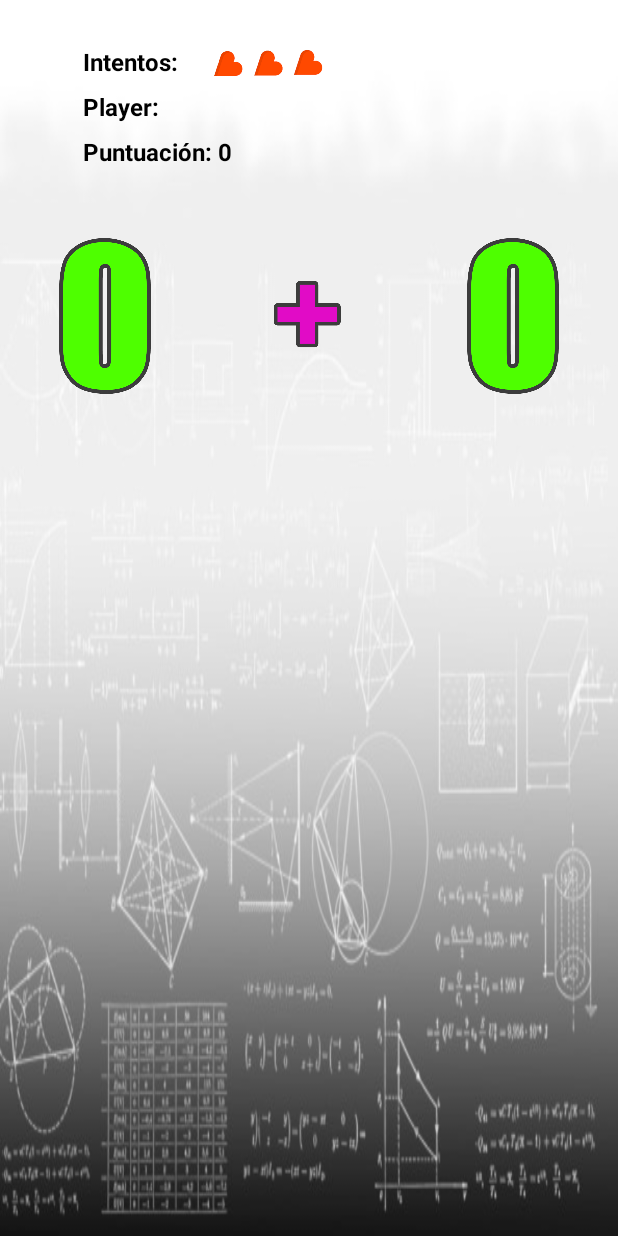
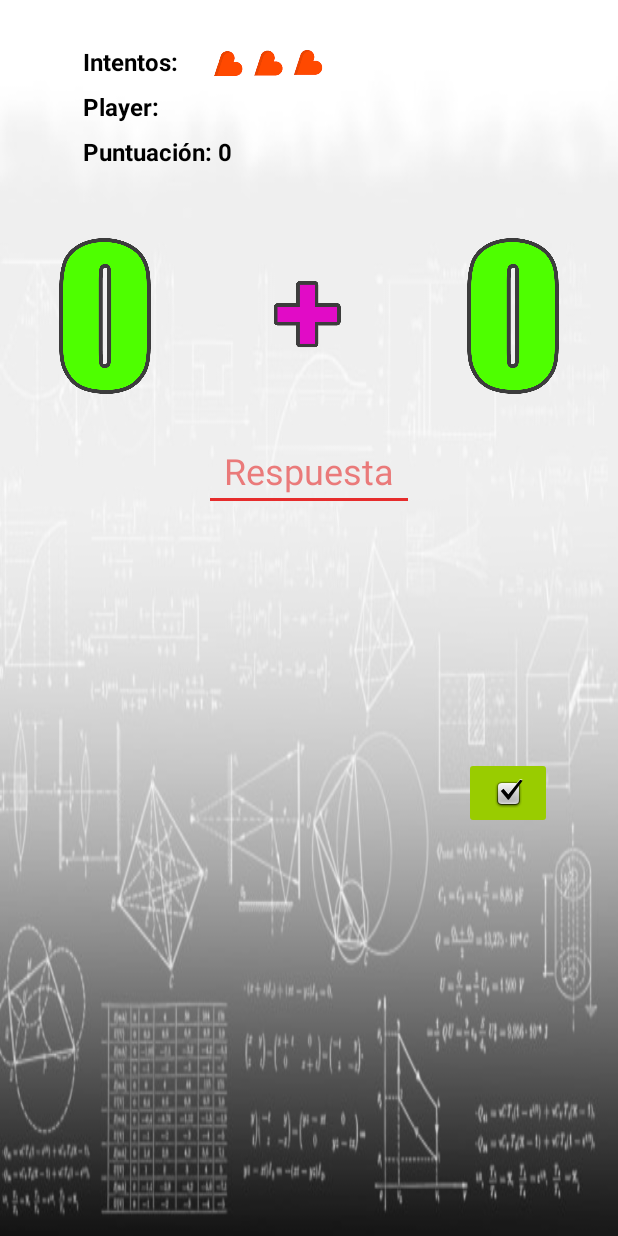
Before and after one commit to SrPampa/JuegoSumasAndroid, an Android app: the layout activity_niveles.xml on its own in the app's theme, with its tools: preview values and no code run, on a phone screen of 412 x 824 dp. Run offline under Robolectric (Android 15) with nearby library versions, the phone set to English and light mode, and no system bars.

Commit message:
añadido conecxión entre nivel uno y su layout (modificados colores de text)

```diff
--- a/app/src/main/AndroidManifest.xml
+++ b/app/src/main/AndroidManifest.xml
@@ -13,7 +13,7 @@
         android:theme="@style/Theme.Sums"
         tools:targetApi="31">
         <activity
-            android:name=".Niveles"
+            android:name=".Nivel1"
             android:exported="false">
             <meta-data
                 android:name="android.app.lib_name"
--- a/app/src/main/java/com/example/sums/MainActivity.java
+++ b/app/src/main/java/com/example/sums/MainActivity.java
@@ -84,7 +84,7 @@ public class MainActivity extends AppCompatActivity {
 
         if (!nombre.equals("")) {
 
-            Intent intent = new Intent(this, Niveles.class);
+            Intent intent = new Intent(this, Nivel1.class);
             intent.putExtra("player", nombre);
             startActivity(intent);
             finish();
--- a/app/src/main/res/layout/activity_niveles.xml
+++ b/app/src/main/res/layout/activity_niveles.xml
@@ -5,7 +5,8 @@
     android:layout_width="match_parent"
     android:layout_height="match_parent"
     android:background="@drawable/fondoniveles"
-    tools:context=".Niveles">
+    android:foregroundTint="#00FFFFFF"
+    tools:context=".Nivel1">
 
     <TextView
         android:id="@+id/textView_intentos"
@@ -15,7 +16,7 @@
         android:layout_alignParentTop="true"
         android:layout_marginStart="55dp"
         android:layout_marginTop="30dp"
-        android:text="Intentos:"
+        android:text="@string/intentos"
         android:textColor="@color/black"
         android:textSize="16sp"
         android:textStyle="bold" />
@@ -28,7 +29,7 @@
         android:layout_alignParentTop="true"
         android:layout_marginStart="55dp"
         android:layout_marginTop="60dp"
-        android:text="Player:"
+        android:text="@string/player"
         android:textColor="@color/black"
         android:textSize="16sp"
         android:textStyle="bold" />
@@ -41,7 +42,7 @@
         android:layout_alignParentTop="true"
         android:layout_marginStart="55dp"
         android:layout_marginTop="90dp"
-        android:text="Puntuación: 0"
+        android:text="@string/puntuaci_n_0"
         android:textColor="@color/black"
         android:textSize="16sp"
         android:textStyle="bold" />
@@ -54,6 +55,7 @@
         android:layout_marginStart="17dp"
         android:layout_marginTop="24dp"
         android:layout_toEndOf="@+id/textView_intentos"
+        android:contentDescription="@string/intentos_restantes"
         app:srcCompat="@drawable/tresvidas" />
 
     <ImageView
@@ -64,6 +66,7 @@
         android:layout_alignParentTop="true"
         android:layout_marginStart="10dp"
         android:layout_marginTop="150dp"
+        android:contentDescription="@string/numero1"
         app:srcCompat="@drawable/cero" />
 
     <ImageView
@@ -74,6 +77,7 @@
         android:layout_alignParentEnd="true"
         android:layout_marginTop="150dp"
         android:layout_marginEnd="10dp"
+        android:contentDescription="@string/numero2"
         app:srcCompat="@drawable/cero" />
 
     <ImageView
@@ -86,5 +90,43 @@
         android:layout_marginEnd="16dp"
         android:layout_toStartOf="@+id/imageView_num2"
         android:layout_toEndOf="@+id/imageView_num1"
+        android:contentDescription="@string/signo_matematico"
         app:srcCompat="@drawable/suma" />
+
+    <EditText
+        android:id="@+id/editTextNumber"
+        android:layout_width="140dp"
+        android:layout_height="wrap_content"
+        android:layout_below="@+id/imageView_signo"
+        android:layout_centerHorizontal="true"
+        android:layout_marginTop="16dp"
+        android:autofillHints=""
+        android:backgroundTint="#FDE62B2B"
+        android:ems="10"
+        android:hint="@string/respuesta"
+        android:inputType="number"
+        android:minHeight="48dp"
+        android:textAlignment="center"
+        android:textColor="#00BCD4"
+        android:textColorHint="#99E62B2B"
+        android:textSize="24sp" />
+
+    <ImageButton
+        android:id="@+id/imageButton_check"
+        android:layout_width="58dp"
+        android:layout_height="wrap_content"
+        android:layout_alignParentEnd="true"
+        android:layout_alignParentBottom="true"
+        android:layout_centerVertical="true"
+        android:layout_marginStart="33dp"
+        android:layout_marginEnd="44dp"
+        android:layout_marginBottom="271dp"
+        android:layout_toEndOf="@+id/editTextNumber"
+        android:backgroundTint="@android:color/holo_green_light"
+        android:contentDescription="@string/app_name"
+        android:minWidth="48dp"
+        android:minHeight="48dp"
+        android:src="@android:drawable/checkbox_on_background" />
+
+
 </RelativeLayout>
--- a/app/src/main/res/values/strings.xml
+++ b/app/src/main/res/values/strings.xml
@@ -1,3 +1,11 @@
 <resources>
     <string name="app_name">Sums</string>
+    <string name="numero2">numero2</string>
+    <string name="numero1">numero1</string>
+    <string name="intentos">Intentos:</string>
+    <string name="player">Player:</string>
+    <string name="puntuaci_n_0">Puntuación: 0</string>
+    <string name="intentos_restantes">intentos restantes</string>
+    <string name="signo_matematico">signo_matematico</string>
+    <string name="respuesta">Respuesta</string>
 </resources>
```
Also changed, not shown: app/src/main/java/com/example/sums/Nivel1.java (added, +47 -0 lines), app/src/main/java/com/example/sums/Niveles.java (deleted, +0 -14 lines).
